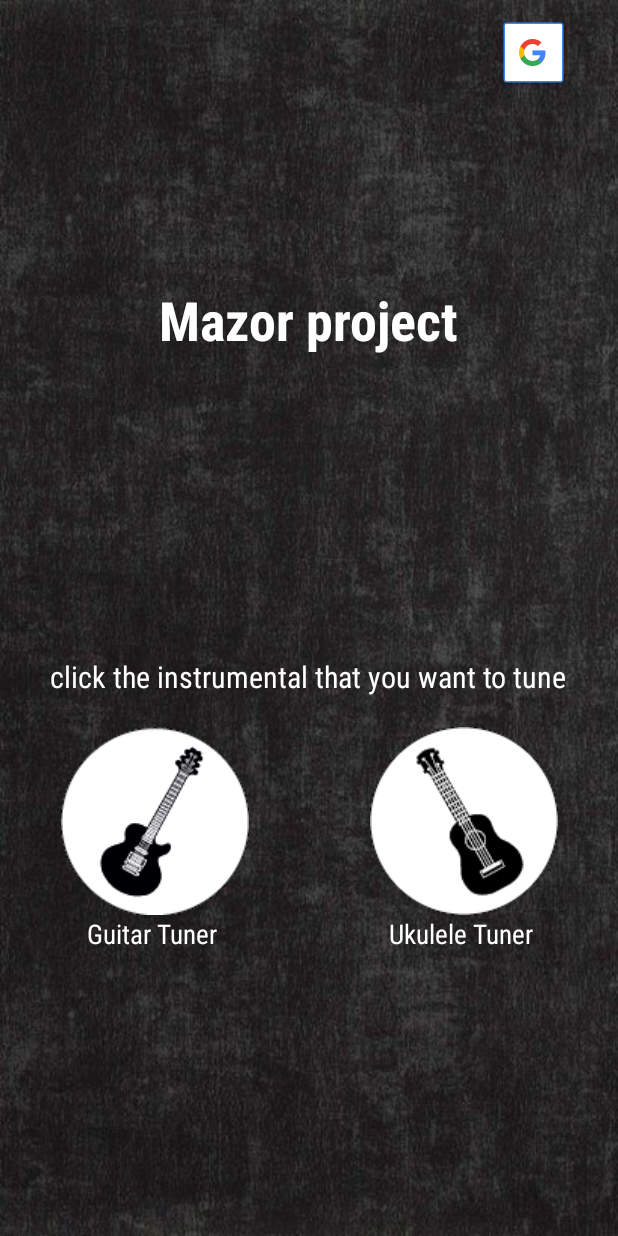
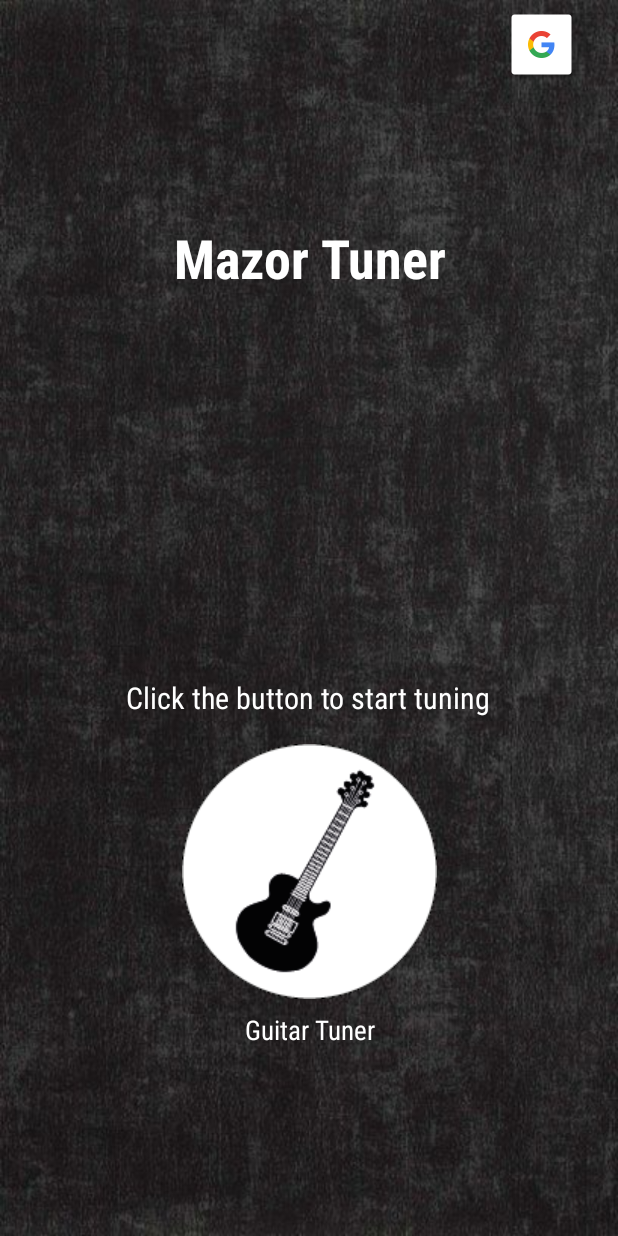
Before and after one commit to itay30/Tuner, an Android app: the screen it shows after launch (MainActivity), on a phone screen of 412 x 824 dp. Run offline under Robolectric (Android 15) with nearby library versions, the phone set to English and light mode, and no system bars.

Commit message:
MainActivity.xml change, changes in all tuning classes xml

```diff
--- a/app/src/main/java/com/example/tuner/GuitarTuner.java
+++ b/app/src/main/java/com/example/tuner/GuitarTuner.java
@@ -133,7 +133,7 @@ public class GuitarTuner extends MainActivity {
     public boolean onOptionsItemSelected(MenuItem item) {
         int itemID = item.getItemId();
         if (itemID == R.id.switch_begginer)
-            Toast.makeText(context,"you are allready in this mode", Toast.LENGTH_LONG).show();
+            Toast.makeText(context,"you are allready in this mode", Toast.LENGTH_SHORT).show();
         else if (itemID == R.id.switch_expert){
                 Intent intent = new Intent(context, GuitarTunerExpert.class);
                     GuitarTuner.this.startActivity(intent);}
--- a/app/src/main/java/com/example/tuner/GuitarTunerExpert.java
+++ b/app/src/main/java/com/example/tuner/GuitarTunerExpert.java
@@ -77,7 +77,7 @@ public class GuitarTunerExpert extends AppCompatActivity {
                             current_hertz_expert.setText("" + String.format("%.1f", inputHertz));
                             NearestNoteExpert nearestNote = getNearestNoteExpert(inputHertz);
                             int diff = (int) (inputHertz - nearestNote.hertz);
-                            expected_note_expert.setText("" + nearestNote.note  +  nearestNote.hertz);
+                            expected_note_expert.setText("" + nearestNote.note  + " (" + nearestNote.hertz+ ")" );
                             tuner_diff_expert.setText("" + diff);
                             if (Math.abs(diff) <= 1) {
                                 tuner_diff_expert.setTextColor(Color.GREEN);
@@ -136,7 +136,7 @@ public class GuitarTunerExpert extends AppCompatActivity {
             Intent intent = new Intent(context, GuitarTuner.class);
                 GuitarTunerExpert.this.startActivity(intent);}
         else if (itemID == R.id.switch_expert){
-            Toast.makeText(context,"you are allready in this mode", Toast.LENGTH_LONG).show(); }
+            Toast.makeText(context,"you are allready in this mode", Toast.LENGTH_SHORT).show(); }
         else if (itemID == R.id.switch_ukulele){
                 Intent intent = new Intent(context, UkuleleTuner.class);
                     GuitarTunerExpert.this.startActivity(intent);}
--- a/app/src/main/java/com/example/tuner/UkuleleTuner.java
+++ b/app/src/main/java/com/example/tuner/UkuleleTuner.java
@@ -132,7 +132,7 @@ public class UkuleleTuner extends AppCompatActivity {
             Intent intent = new Intent(context, GuitarTunerExpert.class);
                 UkuleleTuner.this.startActivity(intent);}
         else if (itemID == R.id.switch_ukulele){
-            Toast.makeText(context,"you are allready in this mode", Toast.LENGTH_LONG).show();}
+            Toast.makeText(context,"you are allready in this mode", Toast.LENGTH_SHORT).show();}
         return super.onOptionsItemSelected(item);
     }
     public void showPopup(View v) {
--- a/app/src/main/res/drawable/rounded_corners.xml
+++ b/app/src/main/res/drawable/rounded_corners.xml
@@ -3,8 +3,8 @@
     <item>
         <shape xmlns:android="http://schemas.android.com/apk/res/android"
                android:shape="rectangle">
-            <solid android:color="@android:color/darker_gray" />
-            <corners android:radius="10dp" />
+            <solid android:color="#BFAFAFAF" />
+            <corners android:radius="12dp" />
         </shape>
     </item>
 </selector>
--- a/app/src/main/res/layout/activity_main.xml
+++ b/app/src/main/res/layout/activity_main.xml
@@ -10,7 +10,7 @@
     <LinearLayout
         android:id="@+id/linearLayout"
         android:layout_width="match_parent"
-        android:layout_height="70dp"
+        android:layout_height="wrap_content"
         android:gravity="center"
         android:orientation="vertical"
         app:layout_constraintTop_toTopOf="parent">
@@ -19,9 +19,10 @@
             android:id="@+id/googlebtn"
             android:layout_width="wrap_content"
             android:layout_height="wrap_content"
-            android:layout_marginLeft="150dp"
+            android:layout_marginTop="5dp"
+            android:layout_marginLeft="155dp"
             android:background="@null"
-            app:srcCompat="@drawable/common_google_signin_btn_icon_dark" />
+            app:srcCompat="@drawable/common_google_signin_btn_icon_light" />
     </LinearLayout>
 
     <LinearLayout
@@ -40,6 +41,7 @@
             android:id="@+id/project_title"
             android:layout_width="wrap_content"
             android:layout_height="wrap_content"
+            android:layout_marginTop="20dp"
             android:layout_marginBottom="200dp"
             android:fontFamily="sans-serif-condensed"
             android:gravity="center"
@@ -52,7 +54,8 @@
             android:id="@+id/Title6"
             android:layout_width="wrap_content"
             android:layout_height="wrap_content"
-            android:layout_marginBottom="20dp"
+            android:layout_marginTop="55dp"
+            android:layout_marginBottom="7dp"
             android:fontFamily="sans-serif-condensed"
             android:text="@string/title6"
             android:textColor="#FFFFFF"
@@ -63,6 +66,7 @@
             android:layout_width="match_parent"
             android:layout_height="wrap_content"
             android:gravity="center"
+            android:layout_marginTop="10dp"
             android:orientation="horizontal">
 
             <ImageButton
@@ -74,14 +78,14 @@
                 android:contentDescription="@string/guitar_tuner"
                 app:srcCompat="@drawable/guitaricon" />
 
-            <ImageButton
-                android:id="@+id/UkuleleTuner"
-                android:layout_width="wrap_content"
-                android:layout_height="wrap_content"
-                android:layout_weight="1"
-                android:background="@null"
-                android:contentDescription="@string/ukulele_tuner"
-                app:srcCompat="@drawable/ukuleleicon" />
+<!--            <ImageButton-->
+<!--                android:id="@+id/UkuleleTuner"-->
+<!--                android:layout_width="wrap_content"-->
+<!--                android:layout_height="wrap_content"-->
+<!--                android:layout_weight="1"-->
+<!--                android:background="@null"-->
+<!--                android:contentDescription="@string/ukulele_tuner"-->
+<!--                app:srcCompat="@drawable/ukuleleicon" />-->
         </LinearLayout>
 
         <LinearLayout
@@ -95,22 +99,23 @@
                 android:layout_width="wrap_content"
                 android:layout_height="wrap_content"
                 android:layout_weight="1"
+                android:layout_marginTop="5dp"
                 android:fontFamily="sans-serif-condensed"
                 android:gravity="center"
                 android:text="@string/instruction1"
                 android:textColor="#FFFFFF"
                 android:textSize="18sp" />
 
-            <TextView
-                android:id="@+id/Instruction2"
-                android:layout_width="wrap_content"
-                android:layout_height="wrap_content"
-                android:layout_weight="1"
-                android:fontFamily="sans-serif-condensed"
-                android:gravity="center"
-                android:text="@string/instruction2"
-                android:textColor="#FFFFFF"
-                android:textSize="18sp" />
+<!--            <TextView-->
+<!--                android:id="@+id/Instruction2"-->
+<!--                android:layout_width="wrap_content"-->
+<!--                android:layout_height="wrap_content"-->
+<!--                android:layout_weight="1"-->
+<!--                android:fontFamily="sans-serif-condensed"-->
+<!--                android:gravity="center"-->
+<!--                android:text="@string/instruction2"-->
+<!--                android:textColor="#FFFFFF"-->
+<!--                android:textSize="18sp" />-->
         </LinearLayout>
 
     </LinearLayout>
--- a/app/src/main/res/values/strings.xml
+++ b/app/src/main/res/values/strings.xml
@@ -4,8 +4,8 @@
     <string name="possibleHertz">123</string>
     <string name="hz">Hz</string>
     <string name="suggestion">Perfect!</string>
-    <string name="title1">Mazor project</string>
-    <string name="title6">click the instrumental that you want to tune</string>
+    <string name="title1">Mazor Tuner</string>
+    <string name="title6">Click the button to start tuning</string>
     <string name="guitar_tuner">Click on the leftmost button to access the guitar tuner</string>
     <string name="ukulele_tuner">Click on the rightmost button to access the violin tuner</string>
     <string name="instruction1">Guitar Tuner</string>
```
Also changed, not shown: app/src/main/java/com/example/tuner/MainActivity.java (+12 -12 lines), app/src/main/res/layout/activity_guitar_tuner_expert.xml (+4 -5 lines), app/src/main/res/layout/activity_ukulele_tuner.xml (+4 -5 lines), app/src/main/res/layout/guitar_tuner.xml (+5 -8 lines), app/src/main/res/drawable/backiconwhite.png, app/src/main/res/drawable/guitarbackground.png, app/src/main/res/drawable/guitaricon.png.
